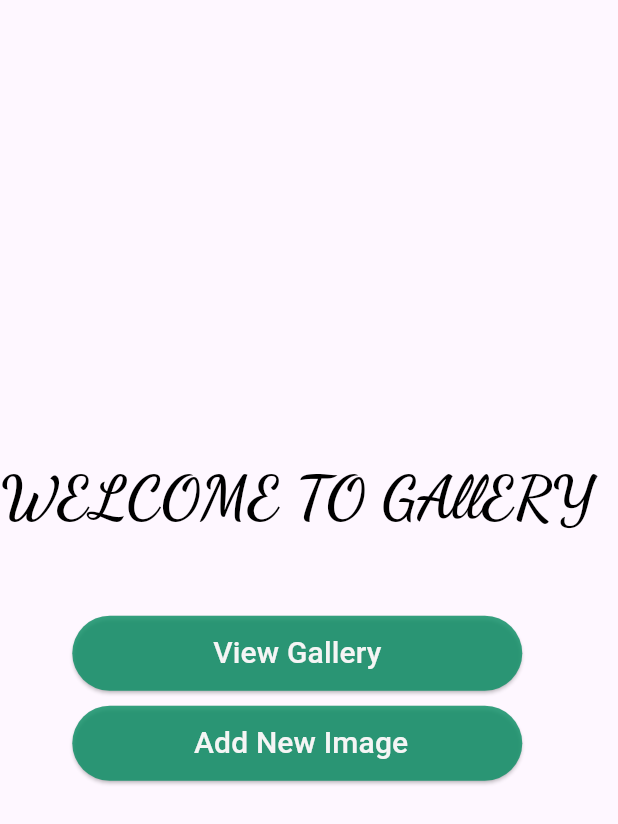
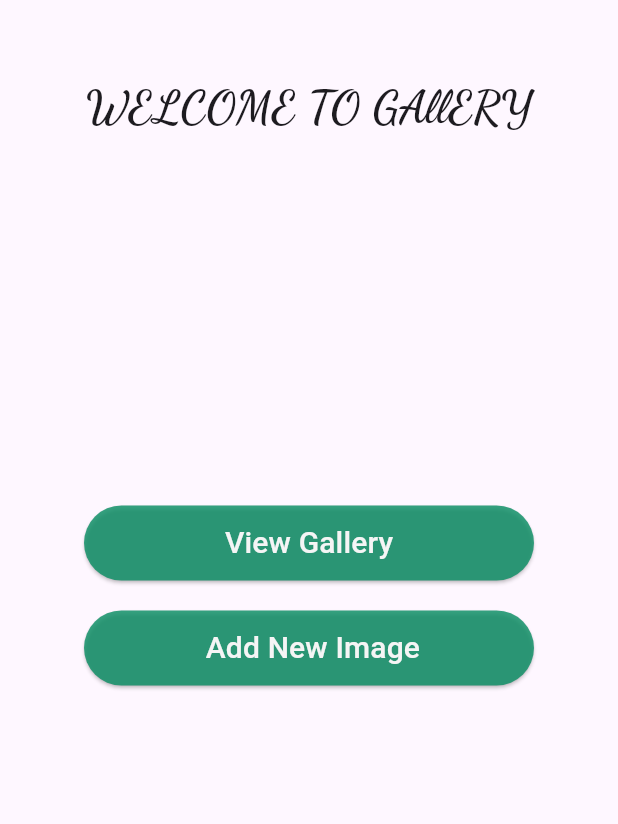
Before and after one commit to Sabbir-Abdullah/Personal-Gallery, a Flutter app: the screen it shows after launch, on a phone screen of 412 x 824 dp. Shown: the top 824 px of the screen. Run offline on Flutter 3.47's test engine with Material 3 defaults, Android fonts, the phone set to English and light mode, and no system bars; drawn by our look-alikes of shimmer; our stand-ins replace cloud_firestore, firebase_core, firebase_storage, get, image_picker; missing offline and left inert: typing_text; accounts and stored records are empty.

Commit message:
first commit

```diff
--- a/lib/main.dart
+++ b/lib/main.dart
@@ -1,8 +1,8 @@
 import 'package:flutter/material.dart';
 import 'package:firebase_core/firebase_core.dart';
 import 'package:get/get.dart';
-import 'package:personal_gallery/views/home_screen.dart';
-
+import 'package:personal_gallery/util/constants.dart';
+import 'package:personal_gallery/views/splash_screen.dart';
 
 void main() async {
   WidgetsFlutterBinding.ensureInitialized();
@@ -17,9 +17,9 @@ class MyApp extends StatelessWidget {
       debugShowCheckedModeBanner: false,
       title: 'Personal Gallery',
       theme: ThemeData(
-        primarySwatch: Colors.blue,
+        primarySwatch: Colors.teal,
       ),
-      home: HomeScreen(),
+      home: SplashScreen(),
     );
   }
 }
--- a/lib/util/constants.dart
+++ b/lib/util/constants.dart
@@ -1,8 +1,10 @@
 import 'package:flutter/material.dart';
+
 ///text
 const textWhite = Color(0xffF5F5F5);
 const textBlack = Color(0xff000000);
-const highlightColor =Color(0x77f5f5f5);
+const highlightColor = Color(0x77f5f5f5);
+
 ///button
 const buttonColor = Color(0xD20C8F65);
 
@@ -10,4 +12,4 @@ const buttonColor = Color(0xD20C8F65);
 const primaryColor = Color(0xb557ecb6);
 
 // Fonts
-const String fontFamily   = 'DancingScript';
+const String fontFamily = 'DancingScript';
--- a/lib/util/welcome_widget.dart
+++ b/lib/util/welcome_widget.dart
@@ -1,20 +1,17 @@
 import 'package:flutter/cupertino.dart';
-import 'package:personal_gallery/util/constants.dart';
-import 'package:shimmer/shimmer.dart';
+
 
 class WelcomeHome extends StatelessWidget {
+  const WelcomeHome({super.key});
   @override
   Widget build(BuildContext context) {
-    return Shimmer.fromColors(
-      baseColor: textBlack,
-      highlightColor: highlightColor,
-      child:  Text(
+    return  const Text(
         'WELCOME TO GAllERY',
         style: TextStyle(
-          fontSize: 40.0,
+          fontSize: 30.0,
           fontWeight: FontWeight.bold,
          fontFamily: "DancingScript"
         ),
-      ),
+
     );
   }}
--- a/lib/views/home_screen.dart
+++ b/lib/views/home_screen.dart
@@ -1,37 +1,55 @@
 import 'package:flutter/material.dart';
 import 'package:get/get.dart';
-import 'package:personal_gallery/util/constants.dart';
+
 import 'package:personal_gallery/util/custom_button.dart';
 import 'package:personal_gallery/util/welcome_widget.dart';
 import 'gallery_screen.dart';
 import 'add_image_screen.dart';
 
 class HomeScreen extends StatelessWidget {
+  const HomeScreen({super.key});
+
   @override
   Widget build(BuildContext context) {
     return Scaffold(
-
-        body: Column( mainAxisAlignment: MainAxisAlignment.center,
+      body: Stack(
         children: [
-                 WelcomeHome(),
-                   SizedBox(height: 50),
-                   Column(
+          Align(
+              alignment: Alignment.topCenter,
+              child: Padding(
+                padding: const EdgeInsets.only(top: 50.0),
+                child: WelcomeHome(),
+              )),
+          Align(
+              alignment: Alignment.center,
+              child: Padding(
+                padding: const EdgeInsets.all(10.0),
+                child: SizedBox(
+                  height: 150,
+                  child: Column(
                     children: [
                       CustomButton.Button(() async {
                         Get.to(() => GalleryScreen());
                       }, 'View Gallery'),
-                    SizedBox(height: 10,),
+                      SizedBox(
+                        height: 20,
+                      ),
                       CustomButton.Button(() async {
                         Get.to(() => AddImageScreen());
                       }, ' Add New Image'),
-                  ],),
+                    ],
+                  ),
+                ),
+              )),
+
+          /*    Column(children: [
 
 
 
+
+                          ],),*/
         ],
       ),
-
-
     );
   }
 }
--- a/pubspec.yaml
+++ b/pubspec.yaml
@@ -42,6 +42,7 @@ dependencies:
   cloud_firestore: ^5.1.0
   http: ^1.2.2
   shimmer: ^3.0.0
+  typing_text: ^1.0.4
 
 
 dev_dependencies:
```
Also changed, not shown: lib/util/custom_button.dart (+19 -10 lines), lib/view_model/image_view_model.dart (+14 -4 lines), lib/views/gallery_screen.dart (+18 -5 lines), lib/views/image_detail_screen.dart (+7 -3 lines), lib/views/splash_screen.dart (added, +44 -0 lines), pubspec.lock. Lines whose indentation alone changed are shown as unchanged.
